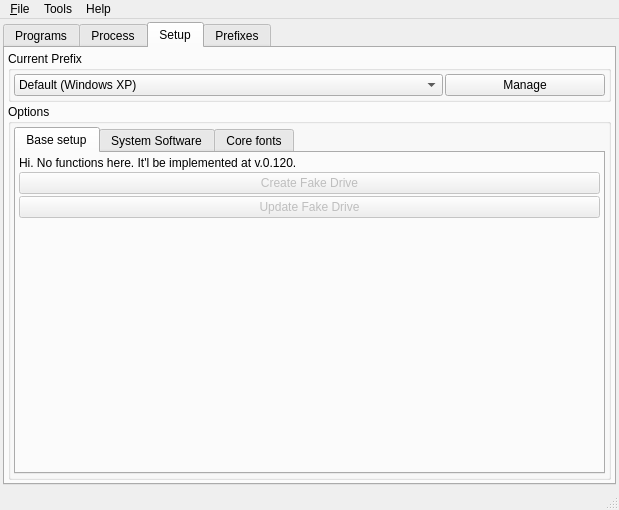
Before: the Qt Designer form src/MainWindow.ui in brezerk/q4wine, drawn with Qt 5.
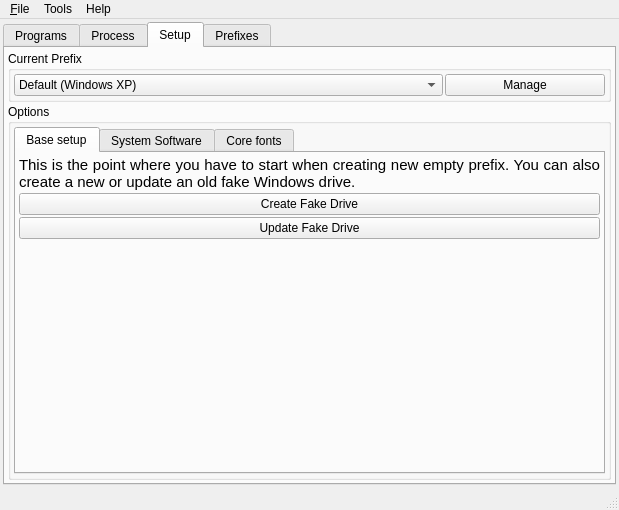
After: the same form once the commit is applied. The open tabs and pages were chosen to show the change.

Diff of the .ui file:
```diff
--- a/src/MainWindow.ui
+++ b/src/MainWindow.ui
@@ -269,14 +269,21 @@
                <item>
                 <widget class="QLabel" name="label" >
                  <property name="text" >
-                  <string>Hi. No functions here. It'l be implemented at v.0.120.</string>
+                  <string>&lt;!DOCTYPE HTML PUBLIC "-//W3C//DTD HTML 4.0//EN" "http://www.w3.org/TR/REC-html40/strict.dtd">
+&lt;html>&lt;head>&lt;meta name="qrichtext" content="1" />&lt;style type="text/css">
+p, li { white-space: pre-wrap; }
+&lt;/style>&lt;/head>&lt;body style=" font-family:'Fixed [Misc]'; font-size:11pt; font-weight:400; font-style:normal;">
+&lt;p align="justify" style=" margin-top:12px; margin-bottom:12px; margin-left:0px; margin-right:0px; -qt-block-indent:0; text-indent:0px;">This is the point where you have to start when creating new empty prefix. You can also create a new or update an old fake Windows drive.&lt;/p>&lt;/body>&lt;/html></string>
+                 </property>
+                 <property name="wordWrap" >
+                  <bool>true</bool>
                  </property>
                 </widget>
                </item>
                <item>
                 <widget class="QPushButton" name="cmdCreateFake" >
                  <property name="enabled" >
-                  <bool>false</bool>
+                  <bool>true</bool>
                  </property>
                  <property name="text" >
                   <string>Create Fake Drive</string>
@@ -286,7 +293,7 @@
                <item>
                 <widget class="QPushButton" name="cmdUpdateDrive" >
                  <property name="enabled" >
-                  <bool>false</bool>
+                  <bool>true</bool>
                  </property>
                  <property name="text" >
                   <string>Update Fake Drive</string>
```
Left out of the diff: 10 changed lines with no effect on the pictures.
